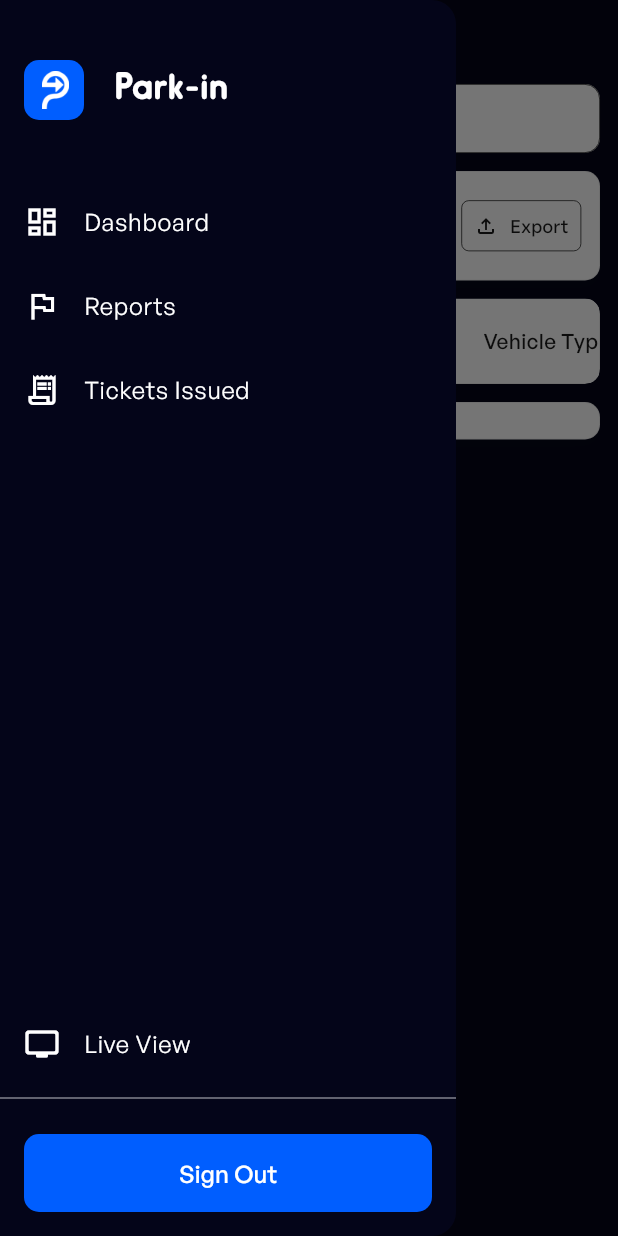
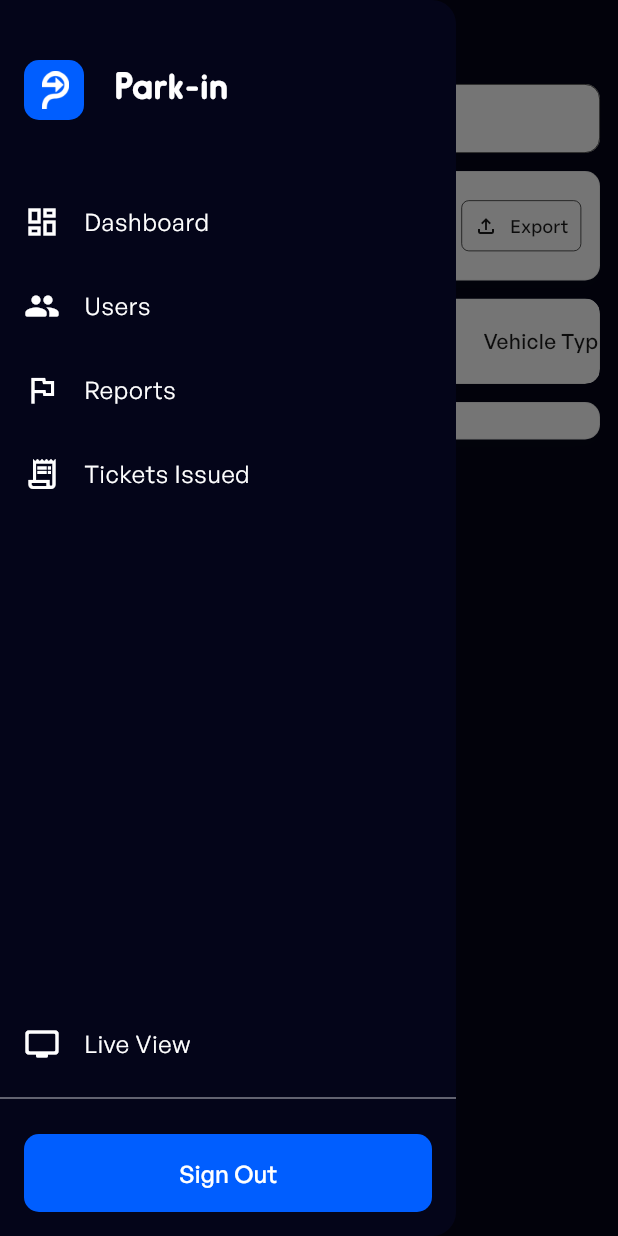
Before and after one commit to MNJDen/Park_in_web-Capstone, a Flutter app: the TicketsMobileScreen screen opened directly, with the side drawer open, on a phone screen of 412 x 824 dp. Run offline on Flutter 3.47's test engine with Material 3 defaults, Android fonts, the phone set to English and light mode, and no system bars; drawn by our look-alikes of flutter_animate; our stand-ins replace cloud_firestore, firebase_auth, firebase_core, firebase_database, firebase_storage, fl_chart and 5 more; accounts and stored records are empty.

Commit message:
Screens: Update Tickets Mobile

```diff
--- a/lib/screens/mobile/tickets_mobile.dart
+++ b/lib/screens/mobile/tickets_mobile.dart
@@ -551,6 +551,21 @@ class _TicketsMobileScreenState extends State<TicketsMobileScreen> {
                     ),
                     onTap: () {
                       _onItemTap('Dashboard');
+                    },
+                  ),
+                  ListTile(
+                    leading: const Icon(
+                      Icons.people_rounded,
+                      color: whiteColor,
+                    ),
+                    title: const Text(
+                      'Users',
+                      style: TextStyle(
+                        color: whiteColor,
+                      ),
+                    ),
+                    onTap: () {
+                      _onItemTap('Users');
                     },
                   ),
                   ListTile(
```
